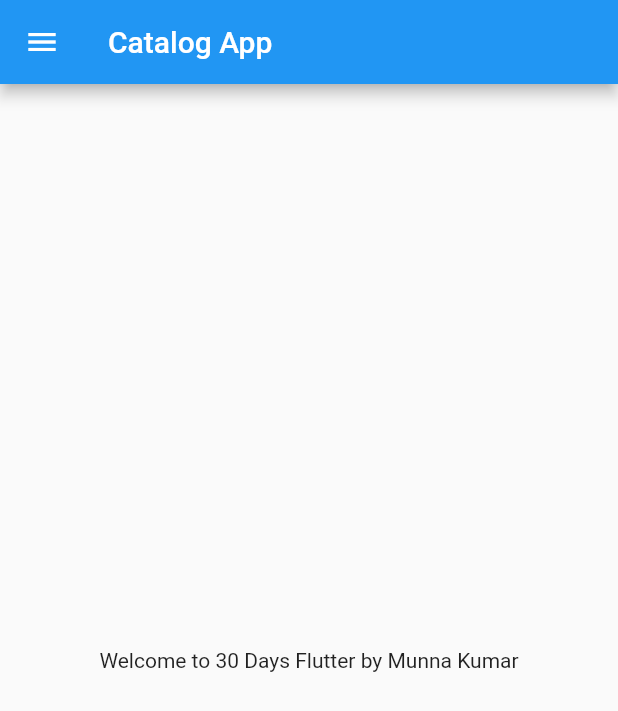
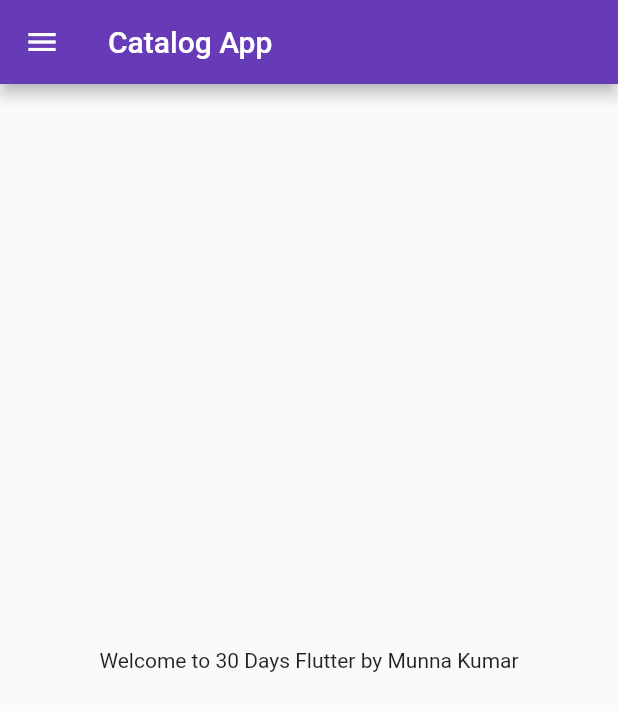
Before and after one commit to munna00mkv/30DaysFlutter, a Flutter app: the screen it shows after launch, on a phone screen of 412 x 824 dp. Shown: the top 711 px of the screen. Run offline on Flutter 3.47's test engine with Material 2 defaults, Android fonts, the phone set to English and light mode, and no system bars.

Commit message:
Day 3 Completed

```diff
--- a/lib/main.dart
+++ b/lib/main.dart
@@ -1,6 +1,6 @@
 import 'package:flutter/material.dart';
-import 'package:flutter_catalog/home_page.dart';
-
+import 'package:flutter_catalog/pages/home_page.dart';
+import 'package:flutter_catalog/pages/login_page.dart';
 void main() {
   runApp(MyApp());
 }
@@ -9,8 +9,20 @@ class MyApp extends StatelessWidget {
   @override
   Widget build(BuildContext context) {
 
-    return const MaterialApp(
-      home: HomePage(),
+    return  MaterialApp(
+      // home: HomePage(),
+      themeMode: ThemeMode.light,
+      theme: ThemeData(primarySwatch: Colors.deepPurple),
+      darkTheme: ThemeData(
+        brightness: Brightness.dark,
+        primarySwatch: Colors.red,
+      ),
+      initialRoute: "/home",
+     routes: {
+      "/" : (context) => LoginPage(),
+      "/home" : (context) => HomePage(),
+      "/login" : (context) => LoginPage(),
+     },
     );
   }
 }
```
Also changed, not shown: lib/pages/login_page.dart (added, +18 -0 lines), lib/pages/home_page.dart (renamed from lib/home_page.dart).
